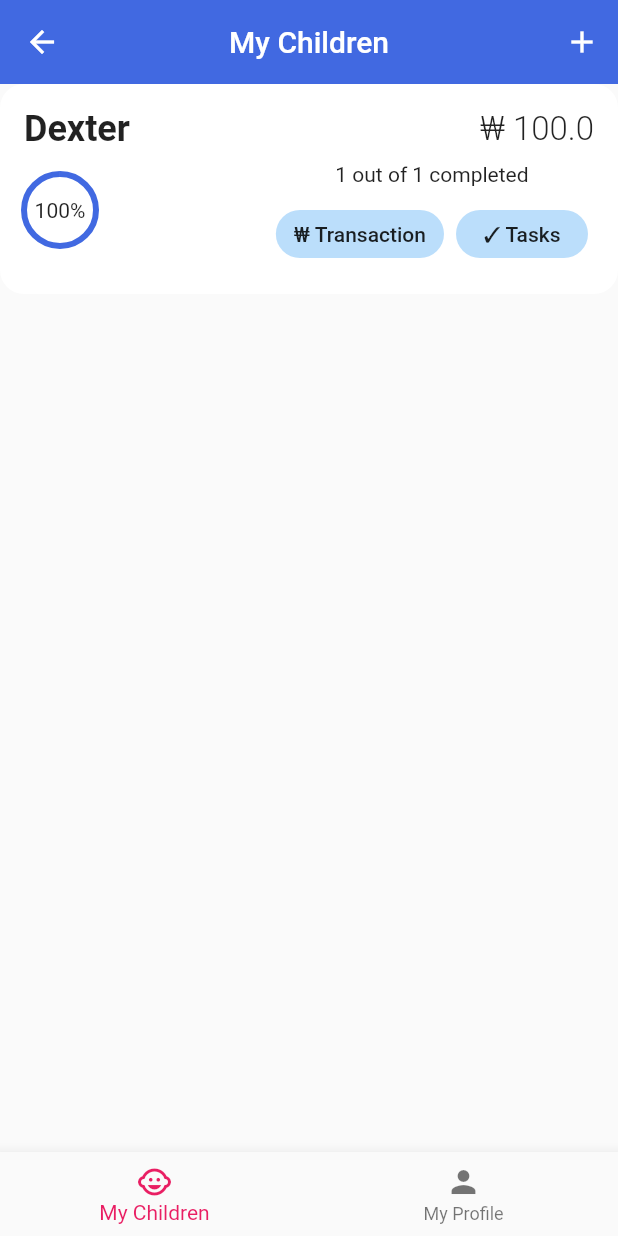
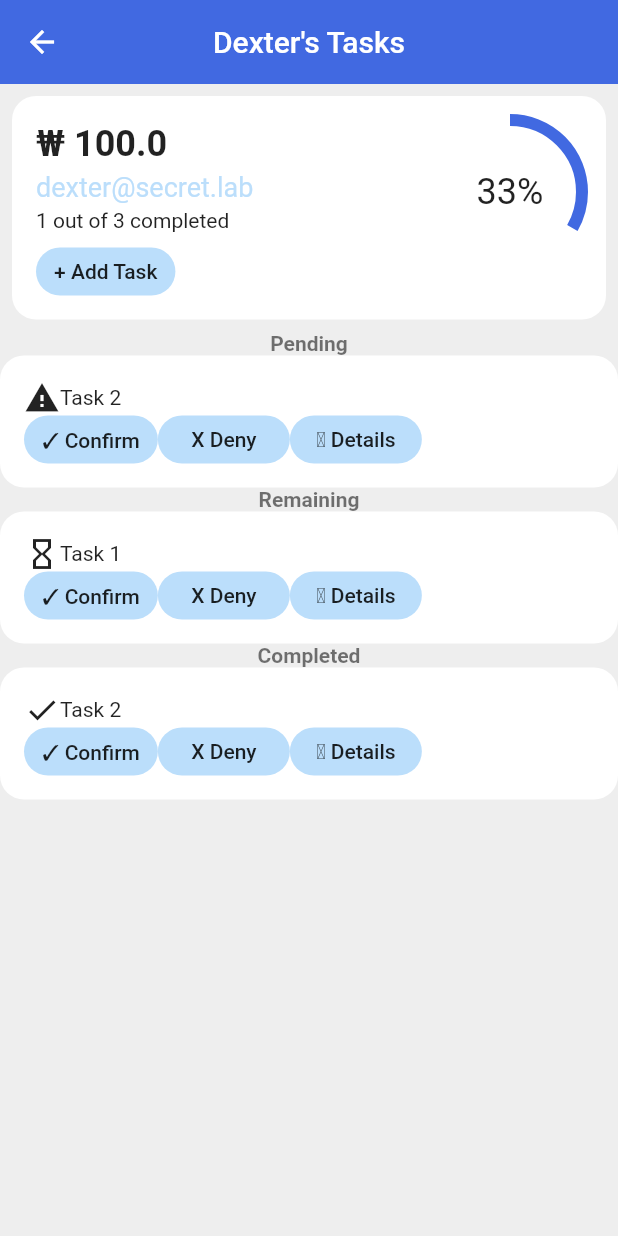
Before and after one commit to insertmike/andromeda-finance-paysafe, a Flutter app: the LoggedParentScreen screen opened by its route, after a tap on "✓ Tasks", on a phone screen of 412 x 824 dp. Run offline on Flutter 3.47's test engine with Material 2 defaults, Android fonts, the phone set to English and light mode, and no system bars; Roboto replaces fonts that are missing (OpenSans).

Commit message:
Some minor fixed and added new tasks screen.

```diff
--- a/frontend/lib/routes.dart
+++ b/frontend/lib/routes.dart
@@ -1,4 +1,5 @@
 import 'package:flutter/material.dart';
+import 'package:kidromeda/screens/child_tasks_page.dart';
 import './screens/login_screen.dart';
 import './screens/logged_parent_screen.dart';
 
@@ -7,5 +8,7 @@ class Routes {
     '/': (BuildContext context) => LoginScreen(),
     LoggedParentScreen.routeName: (BuildContext context) =>
         LoggedParentScreen(),
+    ChildTasksPage.routeName: (BuildContext context) =>
+      ChildTasksPage()
   };
 }
--- /dev/null
+++ b/frontend/lib/screens/child_tasks_page.dart
@@ -0,0 +1,80 @@
+import 'dart:ui';
+
+import 'package:flutter/material.dart';
+import 'package:kidromeda/models/task.dart';
+import 'package:kidromeda/widgets/child_details_card.dart';
+import 'package:kidromeda/models/kid.dart';
+import 'package:kidromeda/utils/mockup_data.dart' show getChildren;
+import 'package:kidromeda/widgets/task_info_card.dart';
+
+class ChildTasksPage extends StatelessWidget {
+  static const routeName = '/child_tasks';
+
+  @override
+  Widget build(BuildContext context) {
+    List<Kid> children = getChildren();
+    int child_index =
+        (ModalRoute.of(context).settings.arguments as dynamic)["index"];
+    Kid child = children[child_index];
+
+    List<Task> remainingTasks =
+        child.tasks.where((task) => task.status == 0).toList();
+    List<Task> pendingTasks =
+        child.tasks.where((task) => task.status == 1).toList();
+    List<Task> completedTasks =
+        child.tasks.where((task) => task.status == 2).toList();
+
+    List<Widget> pending = pendingTasks.length > 0
+      ? [
+            Text(
+              "Pending",
+              style:
+                  TextStyle(color: Colors.black54, fontWeight: FontWeight.w700),
+            ),
+            ...pendingTasks.map((task) => TaskInfoCard(summary: task.summary, status: task.status,))
+        ] : [];
+
+    List<Widget> completed = completedTasks.length > 0
+      ? [
+            Text("Completed", style:
+                  TextStyle(color: Colors.black54, fontWeight: FontWeight.w700),
+            ),
+            ...completedTasks.map((task) => TaskInfoCard(summary: task.summary, status: task.status,))
+        ] : [];
+
+    List<Widget> remaining = remainingTasks.length > 0
+      ? [
+            Text("Remaining", style:
+                  TextStyle(color: Colors.black54, fontWeight: FontWeight.w700),
+            ),
+            ...remainingTasks.map((task) => TaskInfoCard(summary: task.summary, status: task.status,))
+        ] : [];
+
+    return Scaffold(
+        appBar: AppBar(
+          title: Text("${child.name}'s Tasks"),
+          centerTitle: true,
+          elevation: 0.0,
+        ),
+        body: Container(
+            child: Column(
+          mainAxisAlignment: MainAxisAlignment.start,
+          crossAxisAlignment: CrossAxisAlignment.center,
+          children: <Widget>[
+            Padding(
+              padding: EdgeInsets.all(8),
+              child: ChildDetailsCard(
+                email: "dexter@secret.lab",
+                balance: child.balance,
+                // TODO FILTER BY COMPLETED TASKS
+                completedTasks: 1,
+                totalTasks: child.tasks.length,
+              ),
+            ),
+            ...pending,
+            ...remaining,
+            ...completed,
+          ],
+        )));
+  }
+}
--- a/frontend/lib/screens/logged_parent_screen.dart
+++ b/frontend/lib/screens/logged_parent_screen.dart
@@ -1,8 +1,6 @@
 import 'package:flutter/material.dart';
 import 'package:kidromeda/screens/my_children_page.dart';
 import 'package:kidromeda/screens/my_profile_page.dart';
-import '../widgets/add_child_dialog.dart';
-import '../widgets/custom_snackbar.dart';
 import '../utils/string_utils.dart';
 
 class LoggedParentScreen extends StatefulWidget {
--- a/frontend/lib/screens/login_screen.dart
+++ b/frontend/lib/screens/login_screen.dart
@@ -9,9 +9,6 @@ class LoginScreen extends StatefulWidget {
 }
 
 class _LoginScreenState extends State<LoginScreen> {
-  final String body =
-      ' {children: [{ name, balance, tasks: [{ summary, status, reward, image: string|null, comment: string }]] }';
-
   @override
   Widget build(BuildContext context) {
     return Scaffold(
--- a/frontend/lib/screens/my_children_page.dart
+++ b/frontend/lib/screens/my_children_page.dart
@@ -1,20 +1,14 @@
 import 'package:flutter/material.dart';
+import 'package:kidromeda/models/kid.dart';
+import 'package:kidromeda/utils/mockup_data.dart' show getChildren;
 import 'package:kidromeda/widgets/child_info_card.dart';
-import '../models/kid.dart';
-import 'dart:convert';
 import '../utils/string_utils.dart';
 
 class MyChildrenPage extends StatelessWidget {
-  String sampleResponse =
-      '{ "children": [{ "parent_id": 0, "name": "Dexter", "balance": 100.0, "tasks": [{ "summary": "Task 1", "status": 0, "reward": 50.0, "comment": null }] }] }';
   @override
   Widget build(BuildContext context) {
-    List<Kid> children = json
-        .decode(sampleResponse)['children']
-        .map<Kid>((str) => Kid.fromJson(str))
-        .toList();
-    print(children);
-    print(json.decode(sampleResponse));
+    List<Kid> children = getChildren();
+
     return Container(
         child: ListView.builder(
       itemCount: children.length,
@@ -23,13 +17,17 @@ class MyChildrenPage extends StatelessWidget {
           mainAxisAlignment: MainAxisAlignment.start,
           crossAxisAlignment: CrossAxisAlignment.center,
           children: <Widget>[
-            ChildInfoCard(
+            Padding(
+              padding: EdgeInsets.all(8),
+              child: ChildInfoCard(
+                index: position,
                 name: children[position].name,
                 balance: children[position].balance,
                 // TODO FILTER BY COMPLETED TASKS
                 completedTasks: 1,
                 totalTasks: children[position].tasks.length,
               ),
+            )
           ],
         );
       },
--- a/frontend/lib/theme.dart
+++ b/frontend/lib/theme.dart
@@ -25,7 +25,7 @@ class AppTheme {
   static final _themeBase = ThemeData(
     primaryColor: primaryColorConfig,
     accentColor: accentColorConfig,
-
+    scaffoldBackgroundColor: Color.fromARGB(255, 0xEE, 0xEE, 0xEE),
     /// Text
     fontFamily: 'OpenSans',
   );
--- /dev/null
+++ b/frontend/lib/utils/mockup_data.dart
@@ -0,0 +1,54 @@
+import '../models/kid.dart';
+import 'dart:convert';
+
+List<Kid> getChildren() {
+  String sampleResponse = '''{
+        "children": [
+            {
+                "parent_id": 0,
+                "name": "Dexter",
+                "balance": 100.0,
+                "tasks": [
+                    {
+                        "summary": "Task 1",
+                        "status": 0,
+                        "reward": 50.0,
+                        "comment": null
+                    },
+                    {
+                        "summary": "Task 2",
+                        "status": 1,
+                        "reward": 150.0,
+                        "comment": "This is a comment"
+                    },
+                    {
+                        "summary": "Task 2",
+                        "status": 2,
+                        "reward": 150.0,
+                        "comment": "This is a comment"
+                    }
+                ]
+            },
+            {
+                "parent_id": 0,
+                "name": "Dee Dee",
+                "balance": 50.0,
+                "tasks": [
+                    {
+                        "summary": "Task 1",
+                        "status": 0,
+                        "reward": 50.0,
+                        "comment": null
+                    }
+                ]
+            }
+        ]
+    }''';
+
+  List<Kid> children = json
+      .decode(sampleResponse)['children']
+      .map<Kid>((str) => Kid.fromJson(str))
+      .toList();
+
+  return children;
+}
--- /dev/null
+++ b/frontend/lib/widgets/child_details_card.dart
@@ -0,0 +1,73 @@
+import 'package:flutter/material.dart';
+import 'package:kidromeda/widgets/circular_percentage_indicator.dart';
+import 'package:kidromeda/widgets/mini_flat_button.dart';
+
+class ChildDetailsCard extends StatelessWidget {
+  final String email;
+  final double balance;
+  final int completedTasks;
+  final int totalTasks;
+
+  const ChildDetailsCard(
+      {Key key,
+      @required this.balance,
+      @required this.email,
+      @required this.completedTasks,
+      @required this.totalTasks})
+      : super(key: key);
+
+  @override
+  Widget build(BuildContext context) {
+    return Container(
+        padding: EdgeInsets.all(16),
+        alignment: Alignment.center,
+        decoration: BoxDecoration(
+          color: Colors.white,
+          borderRadius: BorderRadius.circular(16),
+        ),
+        child: Row(
+          mainAxisAlignment: MainAxisAlignment.spaceBetween,
+          crossAxisAlignment: CrossAxisAlignment.start,
+          children: <Widget>[
+            Column(
+              mainAxisAlignment: MainAxisAlignment.center,
+              crossAxisAlignment: CrossAxisAlignment.start,
+              children: <Widget>[
+                Padding(
+                  padding: EdgeInsets.symmetric(vertical: 2),
+                  child: Text("₩ ${this.balance}",
+                      style:
+                          TextStyle(fontSize: 24.0, fontWeight: FontWeight.w700)),
+                ),
+                Padding(
+                  padding: EdgeInsets.symmetric(vertical: 2),
+                  child: Text(this.email,
+                      style: TextStyle(
+                          fontSize: 18.0,
+                          color: Theme.of(context).primaryColorLight)),
+                ),
+                Padding(
+                  padding: EdgeInsets.symmetric(vertical: 2),
+                  child: Text(
+                      "${this.completedTasks} out of ${this.totalTasks} completed",),
+                ),
+                Padding(
+                  padding:
+                      EdgeInsets.only(top: 8),
+                  child: MiniFlatButton(
+                    child: Text("+ Add Task"),
+                    onPressed: () {},
+                  ),
+                ),
+              ],
+            ),
+            CircularPercentageIndicator(
+              size: 96,
+              strokeWidth: 8,
+              value: this.completedTasks / this.totalTasks,
+            ),
+          ],
+        ),
+    );
+  }
+}
--- a/frontend/lib/widgets/child_info_card.dart
+++ b/frontend/lib/widgets/child_info_card.dart
@@ -3,6 +3,7 @@ import 'package:kidromeda/widgets/circular_percentage_indicator.dart';
 import 'package:kidromeda/widgets/mini_flat_button.dart';
 
 class ChildInfoCard extends StatelessWidget {
+  final int index;
   final String name;
   final double balance;
   final int completedTasks;
@@ -10,6 +11,7 @@ class ChildInfoCard extends StatelessWidget {
 
   const ChildInfoCard(
       {Key key,
+      @required this.index,
       @required this.name,
       @required this.balance,
       @required this.completedTasks,
@@ -64,7 +66,9 @@ class ChildInfoCard extends StatelessWidget {
                               EdgeInsets.symmetric(vertical: 8, horizontal: 4),
                           child: MiniFlatButton(
                             child: Text("✓ Tasks"),
-                            onPressed: () {},
+                            onPressed: () => Navigator.pushNamed(
+                                context, '/child_tasks',
+                                arguments: {'index': this.index}),
                           ),
                         ),
                       ],
--- a/frontend/lib/widgets/circular_percentage_indicator.dart
+++ b/frontend/lib/widgets/circular_percentage_indicator.dart
@@ -3,7 +3,10 @@ import 'package:flutter/material.dart';
 class CircularPercentageIndicator extends StatelessWidget {
   final double value;
   final double size;
-  const CircularPercentageIndicator({Key key, @required this.value, @required this.size})
+  final double strokeWidth;
+
+  const CircularPercentageIndicator(
+      {Key key, @required this.value, @required this.size, this.strokeWidth = 4})
       : super(key: key);
 
   @override
@@ -16,6 +19,7 @@ class CircularPercentageIndicator extends StatelessWidget {
               width: this.size,
               height: this.size,
               child: CircularProgressIndicator(
+                  strokeWidth: this.strokeWidth,
                   value: this.value,
                   valueColor: AlwaysStoppedAnimation<Color>(
                       Theme.of(context).primaryColor))),
@@ -23,6 +27,7 @@ class CircularPercentageIndicator extends StatelessWidget {
               alignment: Alignment.center,
               child: Text(
                 '${(this.value * 100).toInt()}%',
+                style: TextStyle(fontSize: this.size / 4),
               ))
         ]));
   }
--- /dev/null
+++ b/frontend/lib/widgets/task_info_card.dart
@@ -0,0 +1,52 @@
+import 'package:flutter/material.dart';
+import 'package:kidromeda/widgets/circular_percentage_indicator.dart';
+import 'package:kidromeda/widgets/mini_flat_button.dart';
+
+class TaskInfoCard extends StatelessWidget {
+  final String summary;
+  final int status;
+
+  const TaskInfoCard({
+    Key key,
+    @required this.summary,
+    @required this.status,
+  }) : super(key: key);
+
+  @override
+  Widget build(BuildContext context) {
+    final icon = [Icons.hourglass_empty, Icons.warning, Icons.check][this.status];
+
+    return Container(
+        padding: EdgeInsets.all(16),
+        alignment: Alignment.center,
+        decoration: BoxDecoration(
+          color: Colors.white,
+          borderRadius: BorderRadius.circular(16),
+        ),
+        child: Column(
+          mainAxisAlignment: MainAxisAlignment.center,
+          crossAxisAlignment: CrossAxisAlignment.start,
+          children: [
+            Row(children: [
+              Icon(icon),
+              Text(this.summary),
+            ]),
+            // TODO: Only show these for pending tasks (status=1)
+            Row(children: [
+              MiniFlatButton(
+                child: Text("✓ Confirm"),
+                onPressed: () {},
+              ),
+              MiniFlatButton(
+                child: Text("X Deny"),
+                onPressed: () {},
+              ),
+              MiniFlatButton(
+                child: Text("🛈 Details"),
+                onPressed: () {},
+              ),
+            ])
+          ],
+        ));
+  }
+}
```
Also changed, not shown: 1 other file. Lines whose indentation alone changed are shown as unchanged.
